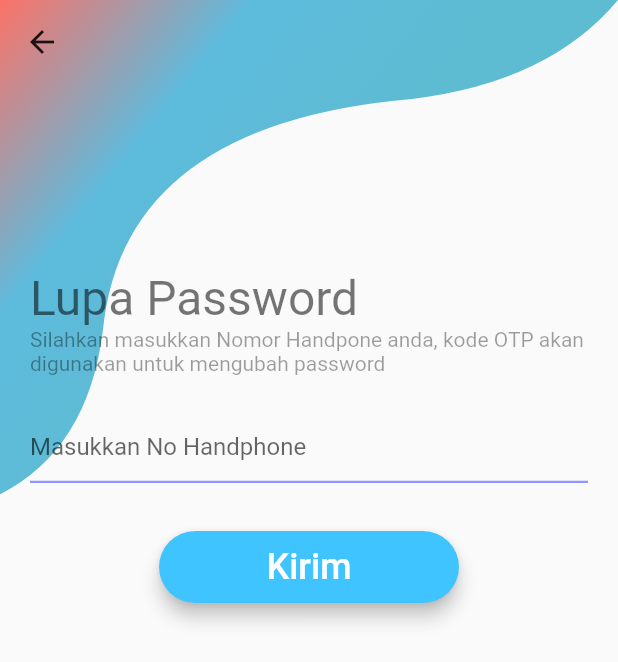
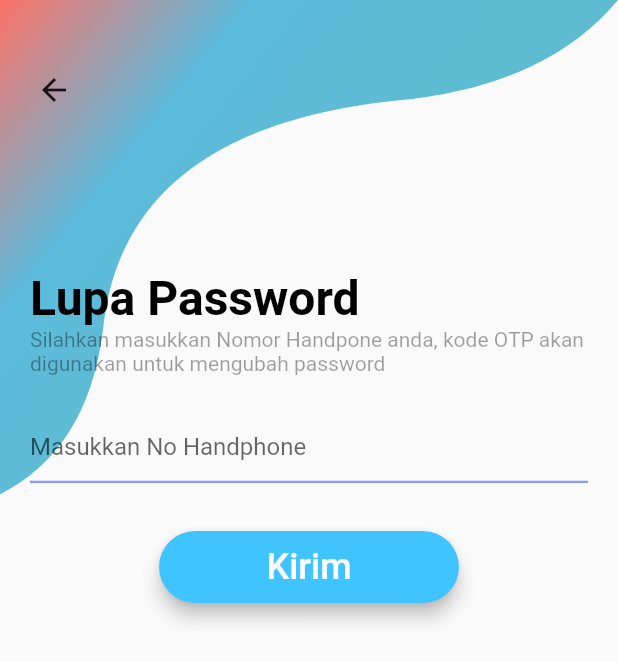
Before and after one commit to hafidzniioman/GoMasjid, a Flutter app: the ForgotPasswordPage screen opened directly, on a phone screen of 412 x 824 dp. Shown: the top 662 px of the screen. Run offline on Flutter 3.47's test engine with Material 2 defaults, Android fonts, the phone set to English and light mode, and no system bars; missing offline and left inert: pin_entry_text_field.

Commit message:
new push

```diff
--- a/lib/ui/forgot/forgotpassword_view.dart
+++ b/lib/ui/forgot/forgotpassword_view.dart
@@ -1,3 +1,5 @@
+import 'dart:io';
+
 import 'package:flutter/material.dart';
 import 'package:gomasjid/cons/constant.dart';
 import 'package:gomasjid/ui/forgot/otp_view.dart';
@@ -11,12 +13,10 @@ class ForgotPasswordPage extends StatefulWidget {
 class _ForgotPasswordPageState extends State<ForgotPasswordPage> {
   @override
   Widget build(BuildContext context) {
-    var mediaQuery = MediaQuery.of(context);
-
     return Scaffold(
         body: Stack(children: <Widget>[
       WavyHeader(),
-      _arrowBack(mediaQuery),
+      _arrowBack(context),
       Container(
         padding: EdgeInsets.fromLTRB(20, 120, 20, 32),
         child: Column(
@@ -33,13 +33,19 @@ class _ForgotPasswordPageState extends State<ForgotPasswordPage> {
   }
 }
 
-Widget _arrowBack(MediaQueryData mediaQueryData) {
+Widget _arrowBack(BuildContext context) {
   return Padding(
-    padding: EdgeInsets.only(
-        left: 16, top: mediaQueryData.padding.top + 16, right: 16),
+    padding: EdgeInsets.symmetric(horizontal: 24, vertical: 48),
     child: Row(
       mainAxisAlignment: MainAxisAlignment.spaceBetween,
-      children: <Widget>[Icon(Icons.arrow_back)],
+      children: <Widget>[
+        GestureDetector(
+          onTap: (){
+            Navigator.pop(context);
+          },
+          child: Icon(Platform.isIOS ? Icons.arrow_back_ios : Icons.arrow_back),
+        )
+      ],
     ),
   );
 }
@@ -50,7 +56,7 @@ Widget _textLupaPassword() {
       padding: EdgeInsets.only(top: 60),
       child: Text(
         'Lupa Password',
-        style: TextStyle(fontSize: 32, color: Colors.black54),
+        style: TextStyle(fontSize: 32, color: Colors.black, fontWeight: FontWeight.bold),
       ));
 }
 
--- a/lib/ui/splash/splash_login.dart
+++ b/lib/ui/splash/splash_login.dart
@@ -18,7 +18,6 @@ class _SplashLoginState extends State<SplashLogin> {
 
   @override
   void initState() {
-    // TODO: implement initState
     super.initState();
     _startSplashScreen();
   }
--- a/lib/ui/splash/splashscreen_view.dart
+++ b/lib/ui/splash/splashscreen_view.dart
@@ -19,7 +19,6 @@ class _SplashScreenPageState extends State<SplashScreenPage> {
 
   @override
   void initState() {
-    // TODO: implement initState
     super.initState();
     startSplashScreen();
   }
```
Also changed, not shown: lib/ui/landing_page.dart (+2 -21 lines), 1 other file.
